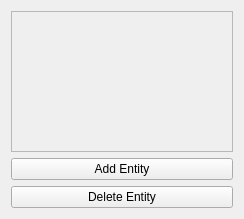
rogerta97/RenderEngine, file FirstProject/entitymanagerwidget.ui: the form before one commit.
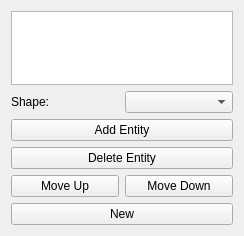
The form after the commit.

```diff
--- a/FirstProject/entitymanagerwidget.ui
+++ b/FirstProject/entitymanagerwidget.ui
@@ -7,7 +7,7 @@
     <x>0</x>
     <y>0</y>
     <width>244</width>
-    <height>219</height>
+    <height>236</height>
    </rect>
   </property>
   <property name="windowTitle">
@@ -15,24 +15,24 @@
   </property>
   <layout class="QVBoxLayout" name="verticalLayout">
    <item>
-    <widget class="QScrollArea" name="scrollArea">
-     <property name="widgetResizable">
-      <bool>true</bool>
-     </property>
-     <widget class="QWidget" name="scrollAreaWidgetContents">
-      <property name="geometry">
-       <rect>
-        <x>0</x>
-        <y>0</y>
-        <width>224</width>
-        <height>141</height>
-       </rect>
-      </property>
-     </widget>
-    </widget>
+    <widget class="QListWidget" name="entity_list"/>
    </item>
    <item>
-    <widget class="QPushButton" name="pushButton">
+    <layout class="QHBoxLayout" name="horizontalLayout_2">
+     <item>
+      <widget class="QLabel" name="label">
+       <property name="text">
+        <string>Shape:</string>
+       </property>
+      </widget>
+     </item>
+     <item>
+      <widget class="QComboBox" name="shape_combo"/>
+     </item>
+    </layout>
+   </item>
+   <item>
+    <widget class="QPushButton" name="add_button">
      <property name="text">
       <string>Add Entity</string>
      </property>
@@ -45,6 +45,31 @@
      </property>
     </widget>
    </item>
+   <item>
+    <layout class="QHBoxLayout" name="horizontalLayout">
+     <item>
+      <widget class="QPushButton" name="up_button">
+       <property name="text">
+        <string>Move Up</string>
+       </property>
+      </widget>
+     </item>
+     <item>
+      <widget class="QPushButton" name="down_button">
+       <property name="text">
+        <string>Move Down</string>
+       </property>
+      </widget>
+     </item>
+    </layout>
+   </item>
+   <item>
+    <widget class="QPushButton" name="newButton">
+     <property name="text">
+      <string>New</string>
+     </property>
+    </widget>
+   </item>
   </layout>
  </widget>
  <resources/>
```
Left out of the diff: 2 changed lines with no effect on the pictures.
